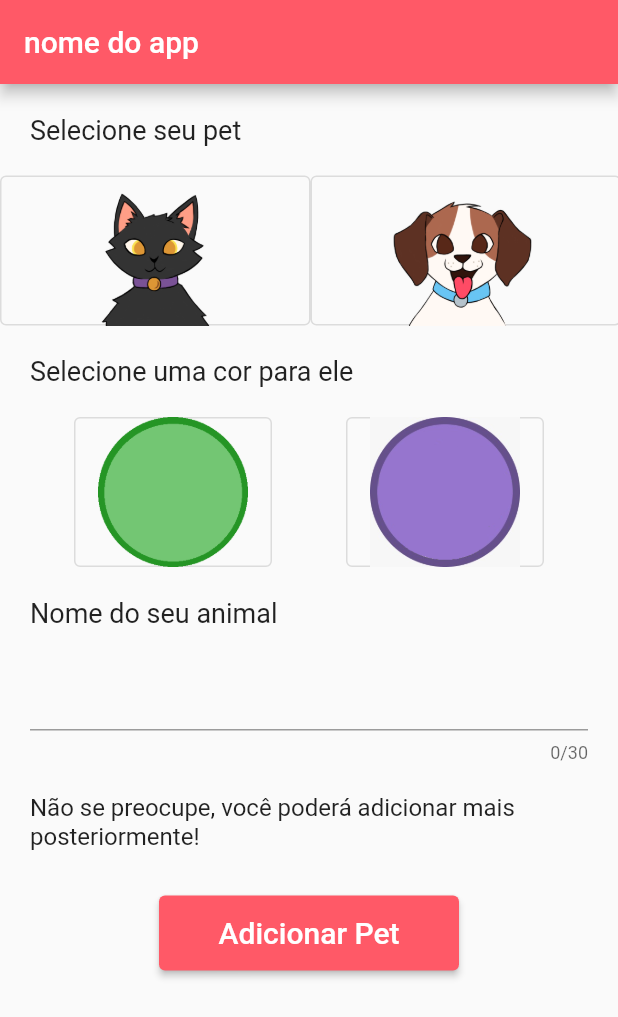
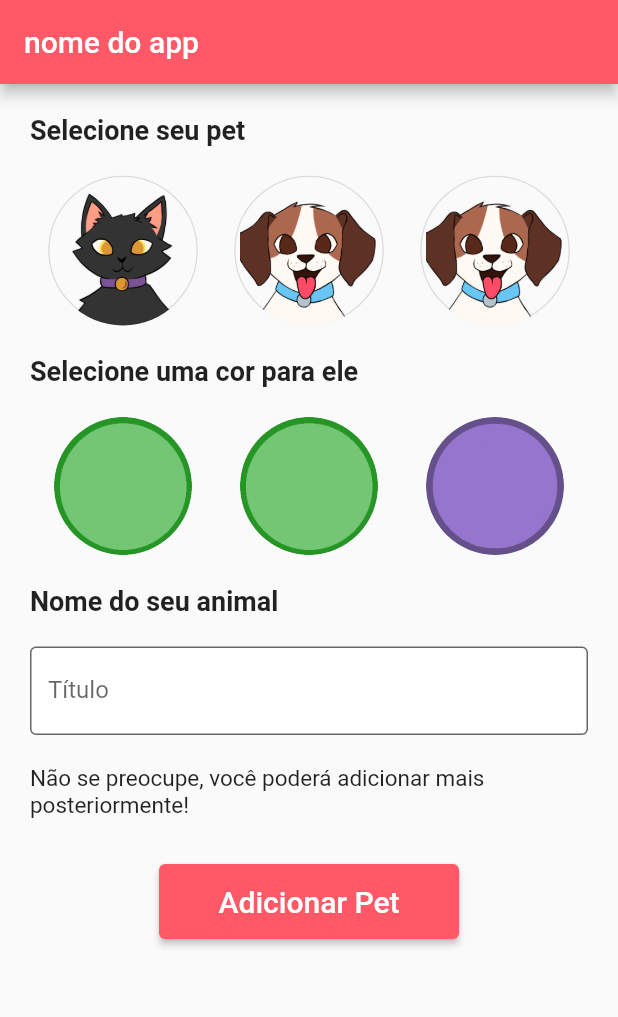
Before and after one commit to VitorEstevam/app-pets, a Flutter app: the screen it shows after launch, on a phone screen of 412 x 824 dp. Shown: the top 1017 px of the screen. Run offline on Flutter 3.47's test engine with Material 2 defaults, Android fonts, the phone set to English and light mode, and no system bars; our stand-ins replace flutter_mobx, google_fonts, mobx, table_calendar; missing offline and left inert: onboarding; generated files the repository leaves out were written again.

Commit message:
fix page_create_pet

```diff
--- a/lib/pages/page_pet/create_pet_intro.dart
+++ b/lib/pages/page_pet/create_pet_intro.dart
@@ -7,124 +7,139 @@ import 'package:flutter/cupertino.dart';
 import 'package:flutter/material.dart';
 import 'package:provider/provider.dart';
 
+class CreatePetIntro extends StatelessWidget {
+  String? animalName;
+  String? animalImageUrl;
+  String? iconColorUrl;
+  Color? iconColor;
 
-class CreatePetIntro extends StatelessWidget {
-
-  String ?animalName;
-  String ?animalImageUrl;
-  String ?iconColorUrl;
-  Color ?iconColor;
-
-  void choose_icon(String stringUrl){
+  void choose_icon(String stringUrl) {
     animalImageUrl = stringUrl;
   }
 
-  void choose_color(String colorUrl, Color color){
+  void choose_color(String colorUrl, Color color) {
     iconColor = color;
     iconColorUrl = colorUrl;
   }
 
-  void setAnimalName(String name){
+  void setAnimalName(String name) {
     animalName = name;
   }
 
-  void checkAllDone(){
-
-  }
-
+  void checkAllDone() {}
 
   @override
   Widget build(BuildContext context) {
     var _store_global = Provider.of<StoreGlobal>(context);
 
-    void createAnimal(){
-      _store_global.addNewPet( Pet(animalName!, animalImageUrl!, iconColorUrl!, iconColor!) );
-      Navigator.of(context).push(MaterialPageRoute(builder: (context)=> TabBarHandler()));
+    void createAnimal() {
+      _store_global.addNewPet(
+          Pet(animalName!, animalImageUrl!, iconColorUrl!, iconColor!));
+      Navigator.of(context)
+          .push(MaterialPageRoute(builder: (context) => TabBarHandler()));
     }
 
     return Scaffold(
       appBar: AppBar(
         title: const Text("nome do app"),
       ),
-      body: Column(
+      body: SingleChildScrollView(
+        child: Padding(
+          padding: const EdgeInsets.symmetric(horizontal: 20.0),
+          child: Column(
+            crossAxisAlignment: CrossAxisAlignment.start,
             children: [
-          Container(
-            alignment: Alignment.centerLeft,
-            padding: EdgeInsets.symmetric(vertical: 20, horizontal: 20),
-            child: Text(
+              Container(height: 20),
+              const Text(
                 "Selecione seu pet",
-              style: TextStyle(fontSize: 18),
+                style: TextStyle(fontSize: 18, fontWeight: FontWeight.bold),
+              ),
+              Container(height: 20),
+              Row(
+                children: [
+                  Expanded(
+                    child: ChooseCircleIcon(
+                        "lib/assets/cat_icon_creation.png", choose_icon),
+                  ),
+                  Expanded(
+                    child: ChooseCircleIcon(
+                        "lib/assets/dog_icon_creation.png", choose_icon),
+                  ),
+                  Expanded(
+                    child: ChooseCircleIcon(
+                        "lib/assets/dog_icon_creation.png", choose_icon),
+                  ),
+                ],
+              ),
+              Container(height: 20),
+              const Text(
+                "Selecione uma cor para ele",
+                style: TextStyle(fontSize: 18, fontWeight: FontWeight.bold),
+              ),
+              Container(height: 20),
+              Row(
+                children: [
+                  Expanded(
+                    child: ChooseCircleColor("lib/assets/green_icon.png",
+                        Colors.green, choose_color),
+                  ),
+                  Expanded(
+                    child: ChooseCircleColor("lib/assets/green_icon.png",
+                        Colors.green, choose_color),
+                  ),
+                  Expanded(
+                    child: ChooseCircleColor("lib/assets/purple_icon.png",
+                        Colors.purple, choose_color),
+                  ),
+                ],
+              ),
+              Container(height: 20),
+              const Text(
+                "Nome do seu animal",
+                style: TextStyle(fontSize: 18, fontWeight: FontWeight.bold),
+              ),
+              Container(height: 20),
+              TextFormField(
+                  decoration: const InputDecoration(
+                    filled: true,
+                    fillColor: Colors.white,
+                    labelText: 'Título',
+                    border: OutlineInputBorder(),
+                  ),
+                  validator: (value) {
+                    if (value == null || value.isEmpty) {
+                      return 'Por favor, preencha o título';
+                    }
+                    return null;
+                  },
+                  onChanged: setAnimalName),
+              Container(height: 20),
+              const Text(
+                "Não se preocupe, você poderá adicionar mais posteriormente!",
+                style: TextStyle(
+                  fontSize: 15,
                 ),
               ),
-
-          Row(
-            mainAxisAlignment: MainAxisAlignment.spaceEvenly,
-
-            children: [
-              ChooseCircleIcon("lib/assets/cat_icon_creation.png", choose_icon),
-              ChooseCircleIcon("lib/assets/dog_icon_creation.png", choose_icon),
-            ],
-          ),
-
-          Container(
-            alignment: Alignment.centerLeft,
-            padding: EdgeInsets.symmetric(vertical: 20, horizontal: 20),
-            child: Text(
-              "Selecione uma cor para ele",
-              style: TextStyle(fontSize: 18),
-              ),
-            ),
-
-          Row(
-            mainAxisAlignment: MainAxisAlignment.spaceEvenly,
-
-            children: [
-              ChooseCircleColor("lib/assets/green_icon.png", Colors.green, choose_color),
-              ChooseCircleColor("lib/assets/purple_icon.png", Colors.purple, choose_color),
-            ],
-          ),
-
-          Container(
-             alignment: Alignment.centerLeft,
-              padding: EdgeInsets.symmetric(vertical: 20, horizontal: 20),
-              child: Text(
-              "Nome do seu animal",
-              style: TextStyle(fontSize: 18),
-              ),
-            ),
-
-          Container(
-            padding: EdgeInsets.symmetric(horizontal: 20),
-            child: TextField(
-              onSubmitted: setAnimalName,
-              maxLength: 30,
-              onChanged: setAnimalName,
-            ),
-          ),
-
-          Container(
-            alignment: Alignment.bottomCenter,
-            padding: EdgeInsets. symmetric(vertical: 20, horizontal: 20),
-            child: Text(
-              "Não se preocupe, você poderá adicionar mais posteriormente!",
-              style: TextStyle(fontSize: 16),
-              ),
-            ),
-
+              Container(height: 20),
               Container(
                 alignment: Alignment.bottomCenter,
                 padding: EdgeInsets.symmetric(vertical: 10),
-
                 child: SizedBox(
                   width: 200,
                   height: 50,
                   child: ElevatedButton(
                     onPressed: createAnimal,
-                child:  Text("Adicionar Pet",  style: TextStyle(fontSize: 20,)),
+                    child: const Text("Adicionar Pet",
+                        style: TextStyle(
+                          fontSize: 20,
+                        )),
                   ),
                 ),
               )
-        ],),
+            ],
+          ),
+        ),
+      ),
     );
   }
 }
--- a/lib/pages/page_pet/widgets/choose_circle_color.dart
+++ b/lib/pages/page_pet/widgets/choose_circle_color.dart
@@ -1,10 +1,8 @@
-
 import 'package:app_pets/widgets/image_loader.dart';
 import 'package:flutter/cupertino.dart';
 import 'package:flutter/material.dart';
 
 class ChooseCircleColor extends StatelessWidget {
-
   String imgUrl;
   Color color = Colors.white;
   void Function(String, Color) action;
@@ -13,11 +11,18 @@ class ChooseCircleColor extends StatelessWidget {
 
   @override
   Widget build(BuildContext context) {
-    return Container(
-      child: OutlinedButton(
-        child: Image.asset(imgUrl, width: 100, height: 100, fit: BoxFit.fill,),
-        onPressed: (){   action(imgUrl, color); }
-      )
-    );
+    return OutlinedButton(
+        clipBehavior: Clip.antiAlias,
+        style: ButtonStyle(
+          shape: MaterialStateProperty.all<OutlinedBorder>(
+              const CircleBorder()),
+        ),
+        child: Image.asset(
+          imgUrl,
+          fit: BoxFit.cover,
+        ),
+        onPressed: () {
+          action(imgUrl, color);
+        });
   }
 }
--- a/lib/pages/page_pet/widgets/choose_circle_icon.dart
+++ b/lib/pages/page_pet/widgets/choose_circle_icon.dart
@@ -1,24 +1,32 @@
-
 import 'package:app_pets/widgets/image_loader.dart';
 import 'package:flutter/cupertino.dart';
 import 'package:flutter/material.dart';
 
 class ChooseCircleIcon extends StatelessWidget {
-
   String imgUrl;
   void Function(String) action;
-  Widget ?button;
+  Widget? button;
+  bool isSelected;
 
-
-  ChooseCircleIcon(this.imgUrl, this.action);
+  ChooseCircleIcon(this.imgUrl, this.action,
+      {Key? key, this.isSelected = false})
+      : super(key: key);
 
   @override
   Widget build(BuildContext context) {
-    return Container(
-      child: OutlinedButton(
-        child: Image.asset(imgUrl, width: 175, height: 100, fit: BoxFit.fill,),
-        onPressed: (){   action(imgUrl); }
-      )
-    );
+    return OutlinedButton(
+        clipBehavior: Clip.antiAlias,
+        style: ButtonStyle(
+          shape: MaterialStateProperty.all<OutlinedBorder>(const CircleBorder()),
+        ),
+        child: Image.asset(
+          imgUrl,
+          width: 100,
+          height: 100,
+          fit: BoxFit.cover,
+        ),
+        onPressed: () {
+          action(imgUrl);
+        });
   }
 }
```
Lines whose indentation alone changed are shown as unchanged.
